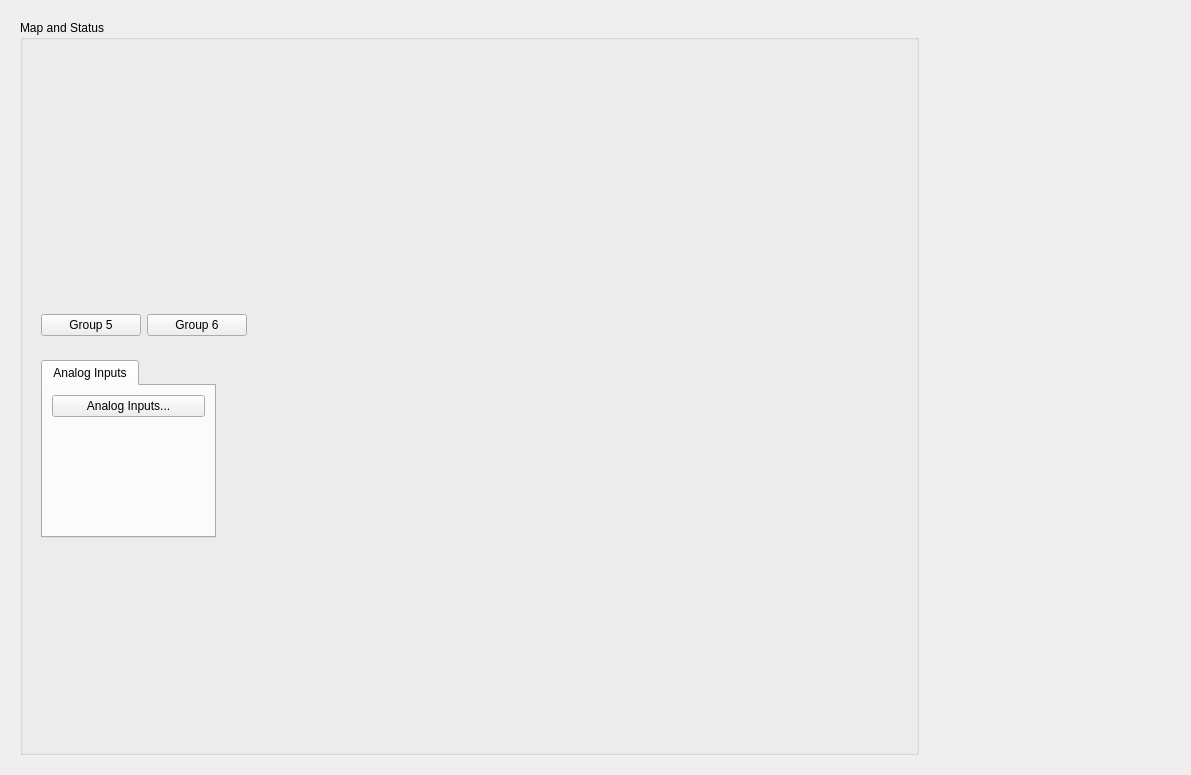
Old version of the form l3b_main.ui in the repository ad-build-test/pydm-mps.
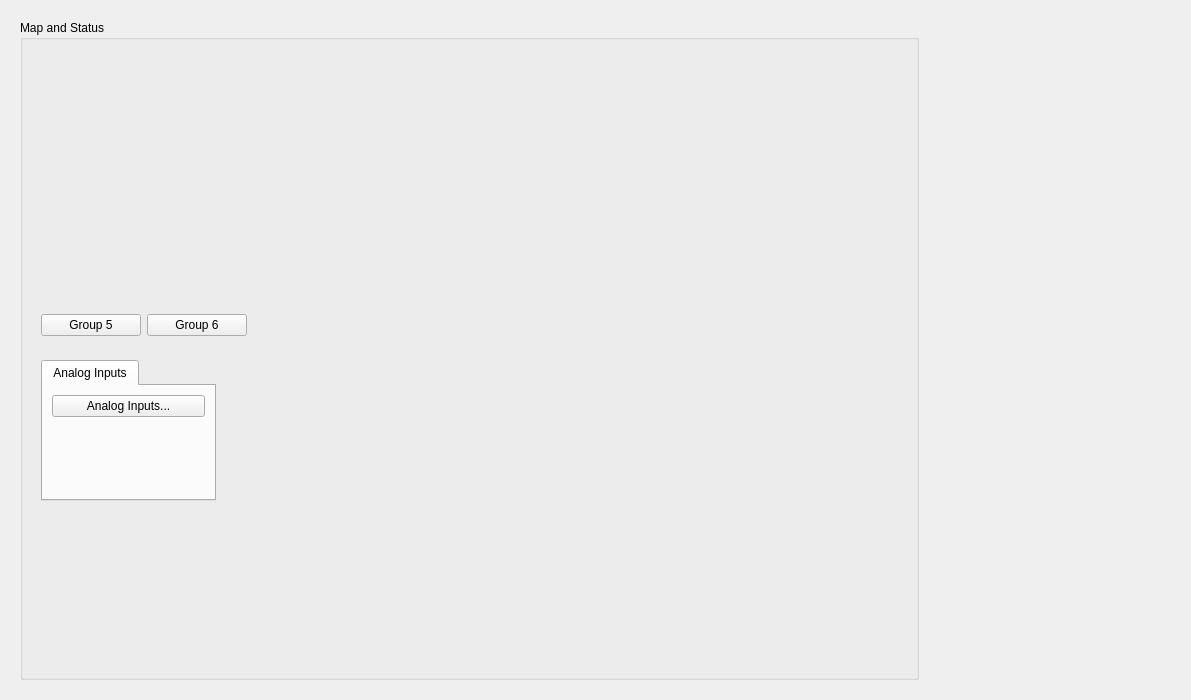
New version of the form. Custom widgets are drawn as their Qt base class.

Commit message: Add analog buttons, change window size

```diff
--- a/l3b_main.ui
+++ b/l3b_main.ui
@@ -7,7 +7,7 @@
     <x>0</x>
     <y>0</y>
     <width>1191</width>
-    <height>775</height>
+    <height>700</height>
    </rect>
   </property>
   <property name="windowTitle">
```
The commit also changes 5 other files.
